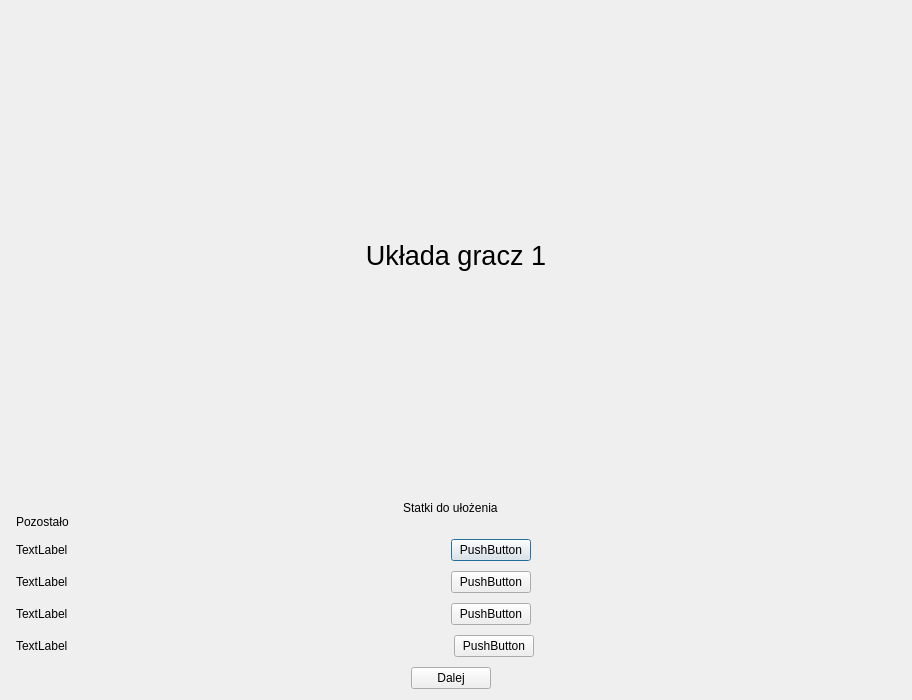
The window that placeshipswindow.ui (zfurtak/ship_battle) describes before a commit, drawn with Qt 5.
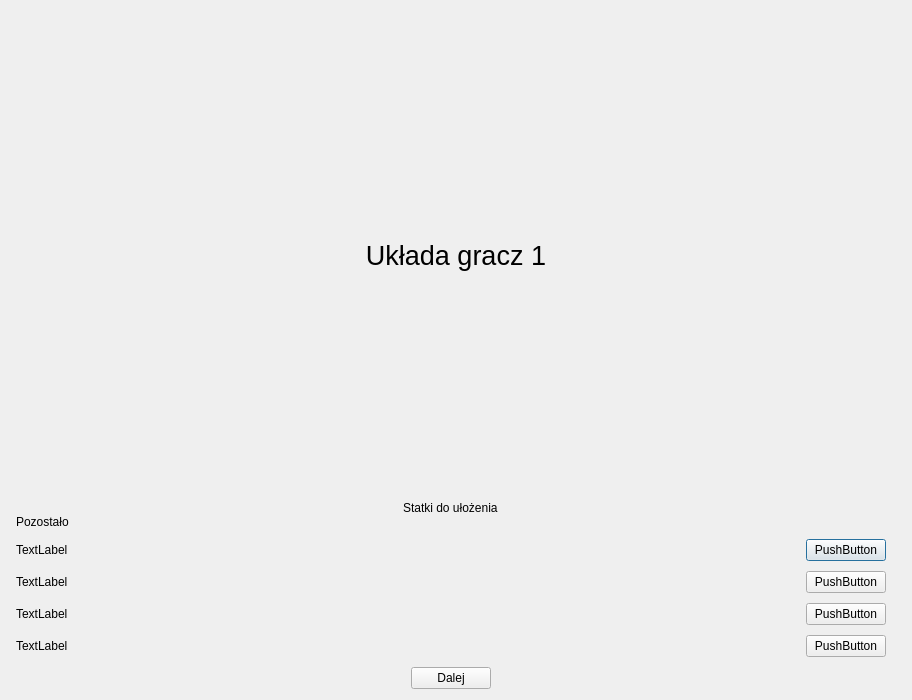
The same window after the commit.

The edit to the form file:
```diff
--- a/placeshipswindow.ui
+++ b/placeshipswindow.ui
@@ -92,7 +92,7 @@
                  </property>
                 </widget>
                </item>
-               <item alignment="Qt::AlignLeft">
+               <item alignment="Qt::AlignRight">
                 <widget class="QPushButton" name="pushButton">
                  <property name="text">
                   <string>PushButton</string>
@@ -116,7 +116,7 @@
                  </property>
                 </widget>
                </item>
-               <item alignment="Qt::AlignLeft">
+               <item alignment="Qt::AlignRight">
                 <widget class="QPushButton" name="pushButton_2">
                  <property name="text">
                   <string>PushButton</string>
@@ -140,7 +140,7 @@
                  </property>
                 </widget>
                </item>
-               <item alignment="Qt::AlignLeft">
+               <item alignment="Qt::AlignRight">
                 <widget class="QPushButton" name="pushButton_3">
                  <property name="text">
                   <string>PushButton</string>
@@ -167,7 +167,7 @@
                  </property>
                 </widget>
                </item>
-               <item alignment="Qt::AlignLeft">
+               <item alignment="Qt::AlignRight">
                 <widget class="QPushButton" name="pushButton_4">
                  <property name="text">
                   <string>PushButton</string>
```
